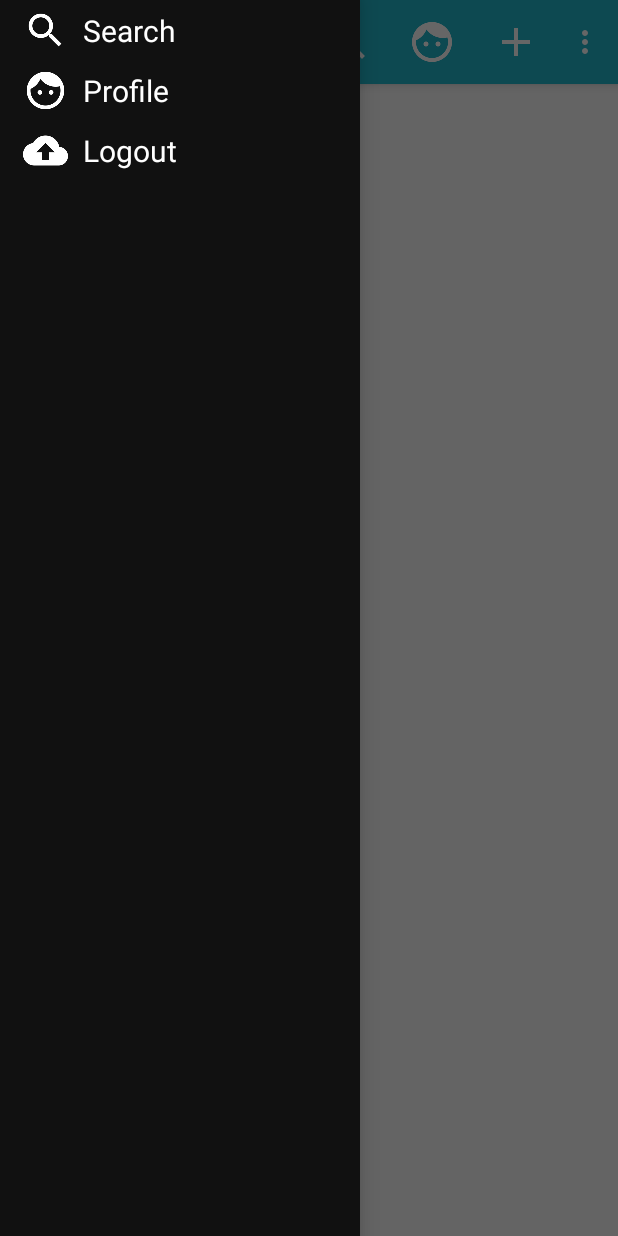
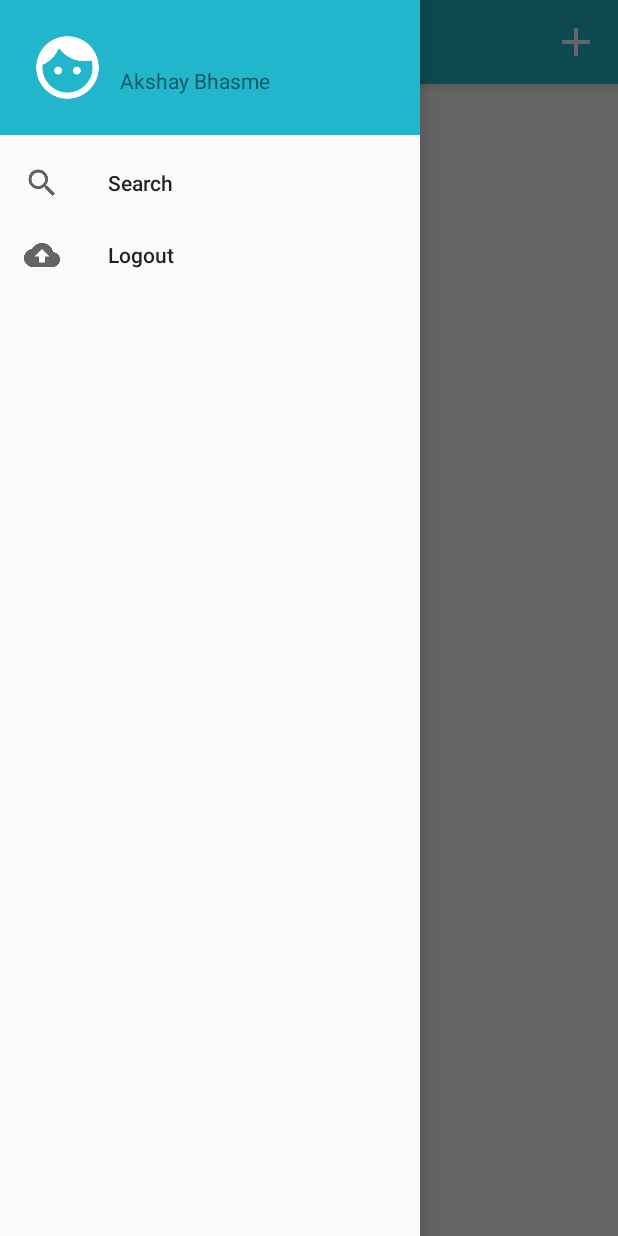
Before and after one commit to akshaybhasme/locus-android, an Android app: the NewsFeedActivity screen opened directly, with no data from a screen before it, with the side drawer open, on a phone screen of 412 x 824 dp. Run offline under Robolectric (Android 15) with nearby library versions, the phone set to English and light mode, and no system bars; our stand-ins replace Picasso; pictures from the network do not load; 2 statements that could not run were skipped.

Commit message:
Navigation drawer added to news feed activity

```diff
--- a/app/src/main/java/com/radiuslabs/locus/NewsFeedActivity.java
+++ b/app/src/main/java/com/radiuslabs/locus/NewsFeedActivity.java
@@ -2,6 +2,8 @@ package com.radiuslabs.locus;
 
 import android.content.Intent;
 import android.os.Bundle;
+import android.support.design.widget.NavigationView;
+import android.support.v4.widget.DrawerLayout;
 import android.support.v7.app.AppCompatActivity;
 import android.support.v7.widget.LinearLayoutManager;
 import android.support.v7.widget.RecyclerView;
@@ -9,12 +11,14 @@ import android.support.v7.widget.Toolbar;
 import android.view.Menu;
 import android.view.MenuInflater;
 import android.view.MenuItem;
-import android.widget.ListView;
+import android.view.View;
+import android.widget.ImageView;
+import android.widget.TextView;
 
-import com.radiuslabs.locus.adapters.NavigationDrawerAdapter;
 import com.radiuslabs.locus.adapters.NewsFeedAdapter;
 import com.radiuslabs.locus.models.Story;
 import com.radiuslabs.locus.persistence.AppPersistence;
+import com.squareup.picasso.Picasso;
 
 import java.util.ArrayList;
 
@@ -23,6 +27,7 @@ public class NewsFeedActivity extends AppCompatActivity {
     private RecyclerView mRecyclerView;
     private RecyclerView.Adapter mAdapter;
     private RecyclerView.LayoutManager mLayoutManager;
+    private DrawerLayout drawerLayout;
 
     @Override
     protected void onCreate(Bundle savedInstanceState) {
@@ -46,10 +51,46 @@ public class NewsFeedActivity extends AppCompatActivity {
         mAdapter = new NewsFeedAdapter(new ArrayList<Story>());
         mRecyclerView.setAdapter(mAdapter);
 
-        NavigationDrawerAdapter adapter = new NavigationDrawerAdapter(NewsFeedActivity.this);
-        adapter.setItems(Util.getNavigationItems());
-        ListView nav = (ListView) findViewById(R.id.left_drawer);
-        nav.setAdapter(adapter);
+        NavigationView navigationView = (NavigationView) findViewById(R.id.navigationView);
+        drawerLayout = (DrawerLayout) findViewById(R.id.drawer_layout);
+
+        View header = getLayoutInflater().inflate(R.layout.drawer_header, null);
+        TextView name = (TextView) header.findViewById(R.id.tvName);
+        name.setText(Util.user.getFirst_name() + " " + Util.user.getLast_name());
+        ImageView ivProfile = (ImageView) header.findViewById(R.id.ivProfilePic);
+        Picasso.with(this).load(Util.user.getProfile_pic()).into(ivProfile);
+
+        header.setOnClickListener(new View.OnClickListener() {
+            @Override
+            public void onClick(View view) {
+                Intent intent = new Intent(NewsFeedActivity.this, UserProfileActivity.class);
+                startActivity(intent);
+                drawerLayout.closeDrawers();
+            }
+        });
+
+        navigationView.addHeaderView(header);
+
+        navigationView.setNavigationItemSelectedListener(new NavigationView.OnNavigationItemSelectedListener() {
+            @Override
+            public boolean onNavigationItemSelected(MenuItem menuItem) {
+                drawerLayout.closeDrawers();
+                switch (menuItem.getItemId()) {
+                    case R.id.action_search:
+                        Intent searchIntent = new Intent(NewsFeedActivity.this, SearchContentActivity.class);
+                        startActivity(searchIntent);
+                        return true;
+
+                    case R.id.action_logout:
+                        new AppPersistence(NewsFeedActivity.this).setAccessToken(null);
+                        finish();
+                        return true;
+                }
+
+                return false;
+            }
+        });
+
     }
 
     @Override
@@ -62,24 +103,9 @@ public class NewsFeedActivity extends AppCompatActivity {
     @Override
     public boolean onOptionsItemSelected(MenuItem item) {
         switch (item.getItemId()){
-            case R.id.action_profile:
-                Intent intent = new Intent(NewsFeedActivity.this, UserProfileActivity.class);
-                startActivity(intent);
-                return true;
-
-            case R.id.action_search:
-                Intent searchIntent = new Intent(NewsFeedActivity.this, SearchContentActivity.class);
-                startActivity(searchIntent);
-                return true;
-
             case R.id.action_post:
                 Intent postIntent = new Intent(NewsFeedActivity.this, StoryCaptureActivity.class);
                 startActivity(postIntent);
-                return true;
-
-            case R.id.action_logout:
-                new AppPersistence(this).setAccessToken(null);
-                finish();
                 return true;
         }
         return super.onOptionsItemSelected(item);
--- a/app/src/main/java/com/radiuslabs/locus/UserProfileActivity.java
+++ b/app/src/main/java/com/radiuslabs/locus/UserProfileActivity.java
@@ -8,6 +8,7 @@ import android.support.v7.widget.RecyclerView;
 import android.support.v7.widget.Toolbar;
 import android.view.MenuItem;
 import android.widget.ImageView;
+import android.widget.TextView;
 
 import com.radiuslabs.locus.adapters.NewsFeedAdapter;
 import com.radiuslabs.locus.models.Story;
@@ -29,6 +30,7 @@ public class UserProfileActivity extends AppCompatActivity {
     private NewsFeedAdapter mAdapter;
     private CollapsingToolbarLayout collapsingToolbar;
     private ImageView ivProfilePic;
+    private TextView tvUserName;
 
     @Override
     protected void onCreate(Bundle savedInstanceState) {
@@ -54,6 +56,7 @@ public class UserProfileActivity extends AppCompatActivity {
         mRecyclerView.setAdapter(mAdapter);
 
         ivProfilePic = (ImageView) findViewById(R.id.ivProfilePic);
+        tvUserName = (TextView) findViewById(R.id.tvUserName);
 
         RestClient.getInstance().getStoryService().getUserStories().enqueue(new Callback<List<Story>>() {
             @Override
@@ -96,7 +99,7 @@ public class UserProfileActivity extends AppCompatActivity {
     }
 
     private void setUserProfile(User user) {
-        collapsingToolbar.setTitle(
+        tvUserName.setText(
                 user.getFirst_name()
                         + " "
                         + user.getLast_name()
--- a/app/src/main/java/com/radiuslabs/locus/Util.java
+++ b/app/src/main/java/com/radiuslabs/locus/Util.java
@@ -10,7 +10,6 @@ import android.os.Environment;
 import android.os.Parcelable;
 import android.provider.MediaStore;
 
-import com.radiuslabs.locus.models.DrawerItem;
 import com.radiuslabs.locus.models.User;
 
 import java.io.File;
@@ -23,14 +22,6 @@ public class Util {
 
     public static boolean isStringEmpty(String str){
         return str == null || str.length() == 0;
-    }
-
-    public static List<DrawerItem> getNavigationItems() {
-        List<DrawerItem> items = new ArrayList<>();
-        items.add(new DrawerItem(R.drawable.ic_search_white_48dp, "Search"));
-        items.add(new DrawerItem(R.drawable.ic_face_white_48dp, "Profile"));
-        items.add(new DrawerItem(R.drawable.ic_backup_white_48dp, "Logout"));
-        return items;
     }
 
     public static Uri openImageIntent(Activity context, int REQUEST_IMAGE_CAPTURE) {
--- a/app/src/main/java/com/radiuslabs/locus/adapters/NavigationDrawerAdapter.java
+++ /dev/null
@@ -1,73 +0,0 @@
-package com.radiuslabs.locus.adapters;
-
-import android.content.Context;
-import android.view.LayoutInflater;
-import android.view.View;
-import android.view.ViewGroup;
-import android.widget.BaseAdapter;
-import android.widget.ImageView;
-import android.widget.TextView;
-
-import com.radiuslabs.locus.R;
-import com.radiuslabs.locus.models.DrawerItem;
-
-import java.util.ArrayList;
-import java.util.List;
-
-public class NavigationDrawerAdapter extends BaseAdapter {
-
-    private List<DrawerItem> items;
-
-    private LayoutInflater inflater;
-
-    public NavigationDrawerAdapter(Context context) {
-        inflater = LayoutInflater.from(context);
-        items = new ArrayList<>();
-    }
-
-    public List<DrawerItem> getItems() {
-        return items;
-    }
-
-    public void setItems(List<DrawerItem> items) {
-        this.items = items;
-        notifyDataSetChanged();
-    }
-
-    @Override
-    public long getItemId(int i) {
-        return i;
-    }
-
-    @Override
-    public View getView(int i, View convertView, ViewGroup viewGroup) {
-        ViewHolder holder = null;
-        if (convertView == null) {
-            convertView = inflater.inflate(R.layout.row_drawer_item, null);
-            holder = new ViewHolder();
-            holder.icon = (ImageView) convertView.findViewById(R.id.icon);
-            holder.title = (TextView) convertView.findViewById(R.id.title);
-            convertView.setTag(holder);
-        } else {
-            holder = (ViewHolder) convertView.getTag();
-        }
-        holder.icon.setImageResource(items.get(i).getIcon());
-        holder.title.setText(items.get(i).getTitle());
-        return convertView;
-    }
-
-    @Override
-    public int getCount() {
-        return items.size();
-    }
-
-    @Override
-    public Object getItem(int i) {
-        return items.get(i);
-    }
-
-    private static class ViewHolder {
-        ImageView icon;
-        TextView title;
-    }
-}
--- a/app/src/main/java/com/radiuslabs/locus/models/DrawerItem.java
+++ /dev/null
@@ -1,30 +0,0 @@
-package com.radiuslabs.locus.models;
-
-public class DrawerItem {
-
-    private int icon;
-
-    private String title;
-
-    public DrawerItem(int icon, String title) {
-        this.icon = icon;
-        this.title = title;
-    }
-
-    public String getTitle() {
-        return title;
-    }
-
-    public void setTitle(String title) {
-        this.title = title;
-    }
-
-    public int getIcon() {
-        return icon;
-    }
-
-    public void setIcon(int icon) {
-        this.icon = icon;
-    }
-
-}
--- a/app/src/main/res/layout/activity_news_feed.xml
+++ b/app/src/main/res/layout/activity_news_feed.xml
@@ -37,13 +37,11 @@
 
     </android.support.design.widget.CoordinatorLayout>
 
-    <ListView
-        android:id="@+id/left_drawer"
-        android:layout_width="240dp"
+    <android.support.design.widget.NavigationView
+        android:id="@+id/navigationView"
+        android:layout_width="wrap_content"
         android:layout_height="match_parent"
         android:layout_gravity="start"
-        android:choiceMode="singleChoice"
-        android:divider="@android:color/transparent"
-        android:dividerHeight="0dp"
-        android:background="#111" />
+        app:menu="@menu/drawer" />
+
 </android.support.v4.widget.DrawerLayout>
--- /dev/null
+++ b/app/src/main/res/layout/drawer_header.xml
@@ -0,0 +1,24 @@
+<?xml version="1.0" encoding="utf-8"?>
+<LinearLayout xmlns:android="http://schemas.android.com/apk/res/android"
+    android:orientation="horizontal"
+    android:layout_width="match_parent"
+    android:layout_height="match_parent"
+    android:padding="20dp"
+    android:background="#21b6cc"
+    android:gravity="bottom">
+
+    <ImageView
+        android:id="@+id/ivProfilePic"
+        android:layout_width="50dp"
+        android:layout_height="50dp"
+        android:src="@drawable/ic_face_white_48dp" />
+
+    <TextView
+        android:id="@+id/tvName"
+        android:layout_width="wrap_content"
+        android:layout_height="wrap_content"
+        android:text="Akshay Bhasme"
+        android:layout_marginLeft="10dp"
+        android:layout_marginBottom="3dp" />
+
+</LinearLayout>
--- a/app/src/main/res/menu/activity_news_feed.xml
+++ b/app/src/main/res/menu/activity_news_feed.xml
@@ -2,18 +2,6 @@
 <menu
     xmlns:android="http://schemas.android.com/apk/res/android"
     xmlns:app="http://schemas.android.com/apk/res-auto">
-
-    <item
-        android:id="@+id/action_search"
-        android:title="Search"
-        android:icon="@drawable/ic_search_white_48dp"
-        app:showAsAction="always" />
-
-    <item
-        android:id="@+id/action_profile"
-        android:title="My Profile"
-        android:icon="@drawable/ic_face_white_48dp"
-        app:showAsAction="always" />
 
     <item
         android:id="@+id/action_post"
@@ -21,9 +9,4 @@
         android:icon="@drawable/ic_add_white_48dp"
         app:showAsAction="always" />
 
-    <item
-        android:id="@+id/action_logout"
-        android:title="Logout"
-        app:showAsAction="never" />
-
 </menu>
--- /dev/null
+++ b/app/src/main/res/menu/drawer.xml
@@ -0,0 +1,15 @@
+<?xml version="1.0" encoding="utf-8"?>
+<menu xmlns:android="http://schemas.android.com/apk/res/android">
+
+    <group android:checkableBehavior="single">
+        <item
+            android:id="@+id/action_search"
+            android:icon="@drawable/ic_search_white_48dp"
+            android:title="Search" />
+        <item
+            android:id="@+id/action_logout"
+            android:icon="@drawable/ic_backup_white_48dp"
+            android:title="Logout" />
+    </group>
+
+</menu>
```
Also changed, not shown: app/src/main/java/com/radiuslabs/locus/LauncherActivity.java (+19 -3 lines), app/src/main/java/com/radiuslabs/locus/UserInterestsActivity.java (+4 -5 lines), app/src/main/res/layout/activity_user_profile.xml (+23 -100 lines).
